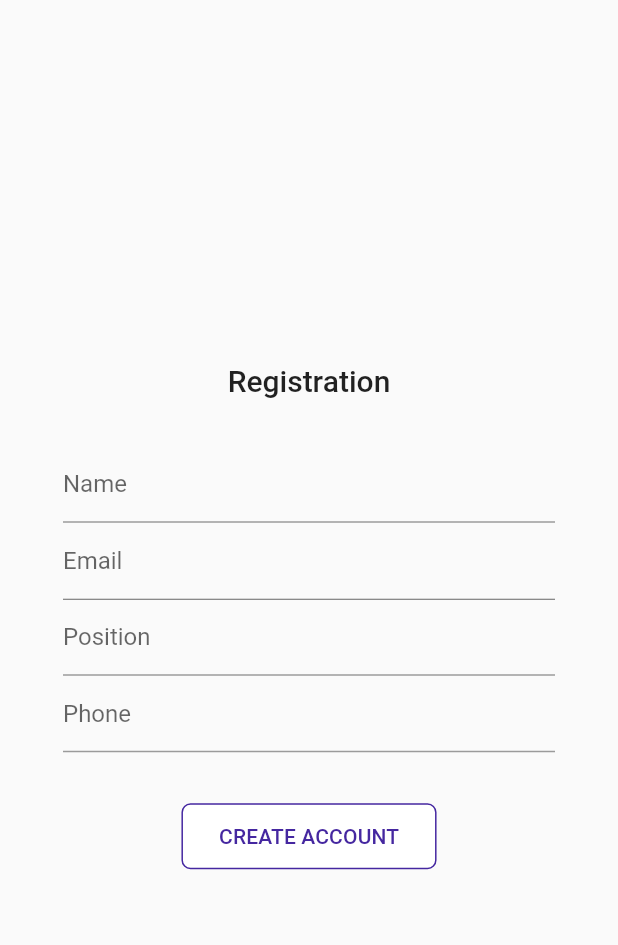
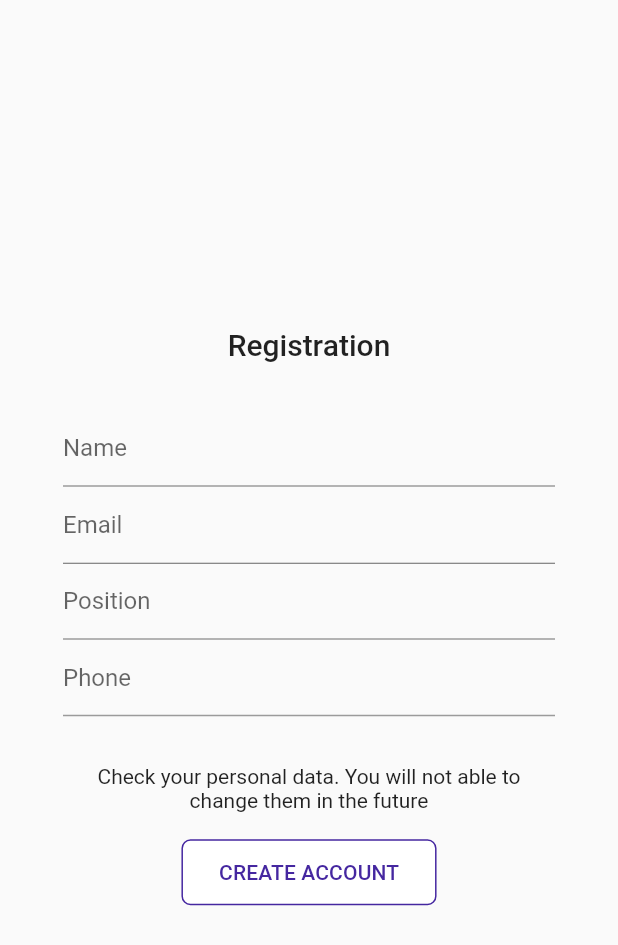
Before and after one commit to dina200/qr, a Flutter app: the RegistrationScreen widget shown alone on an empty page, opened directly with empty values, on a phone screen of 412 x 824 dp. Shown: the top 945 px of the screen. Run offline on Flutter 3.47's test engine with Material 2 defaults, Android fonts, the phone set to English and light mode, and no system bars; our stand-ins replace cloud_firestore, firebase_auth, font_awesome_flutter, google_sign_in, shared_preferences; missing offline and left inert: barcode_scan; accounts and stored records are empty.

```diff
--- a/lib/src/presantation/locale/strings.dart
+++ b/lib/src/presantation/locale/strings.dart
@@ -49,6 +49,8 @@ const removeInventorStatistic = 'Remove an inventory statistic';
 const users = 'Users';
 const allInventories = 'All inventories';
 const addNewInventoryToDB = 'Add a new inventory to DB';
+const removeInventoryFromDB = 'Remove an inventory from DB';
 const unknownInfo = 'Unknown info';
 const notGrantCameraPermission = 'The user did not grant the camera permission!';
 const userStatistic = 'User\'s Statistic';
+const checkYourPersonalData = 'Check your personal data. You will not able to change them in the future';
--- a/lib/src/presantation/pages/admin_page/admin_page.dart
+++ b/lib/src/presantation/pages/admin_page/admin_page.dart
@@ -68,6 +68,11 @@ class _AdminPageState extends State<AdminPage> {
         title: Text(qrLocale.addNewInventoryToDB),
         onTap: () {},
       ),
+      ListTile(
+        leading: Icon(Icons.exposure_neg_1),
+        title: Text(qrLocale.removeInventoryFromDB),
+        onTap: () {},
+      ),
       if (_presenter.isSuperUser) ..._superUserListTiles
     ];
 
--- a/lib/src/presantation/pages/auth_page/registration_page.dart
+++ b/lib/src/presantation/pages/auth_page/registration_page.dart
@@ -83,6 +83,8 @@ class _RegistrationScreenState extends State<RegistrationScreen> {
                     _buildPositionFormField(),
                     _buildPhoneFormField(),
                     SizedBox(height: 32.0),
+                    _buildInfoWidget(),
+                    SizedBox(height: 16.0),
                     _buildCreateAccountButton(),
                   ],
                 ),
@@ -196,6 +198,15 @@ class _RegistrationScreenState extends State<RegistrationScreen> {
     }
   }
 
+  Widget _buildInfoWidget() {
+    return Center(
+      child: Text(
+        qrLocale.checkYourPersonalData,
+        textAlign: TextAlign.center,
+      ),
+    );
+  }
+
   Widget _buildCreateAccountButton() {
     return AuthButton(
       title: qrLocale.createAccount,
```
Also changed, not shown: lib/src/presantation/pages/user_profile_page/user_profile_page.dart (+1 -9 lines).
